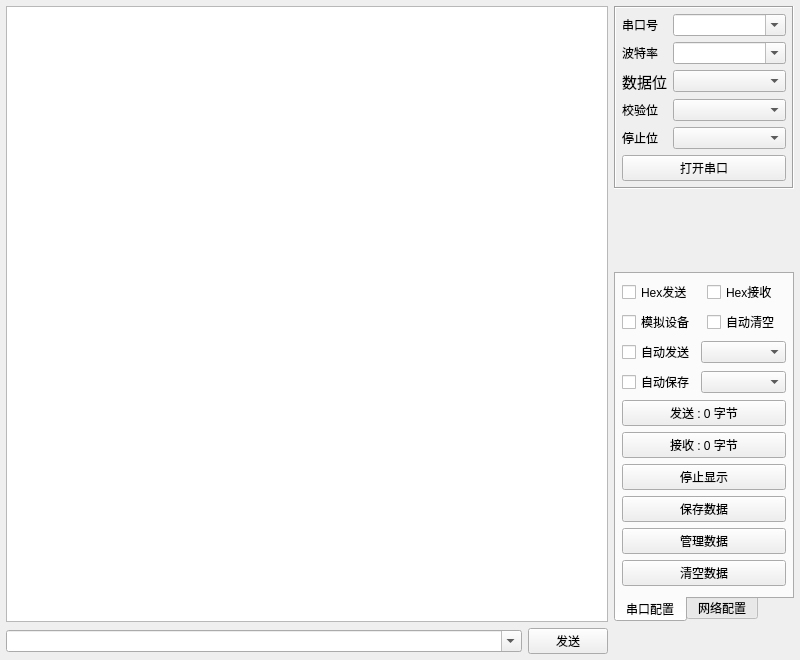
zhengyeli/debugTool_Window, file SerialPort/comtool/form/frmcomtool.ui: the form before one commit.
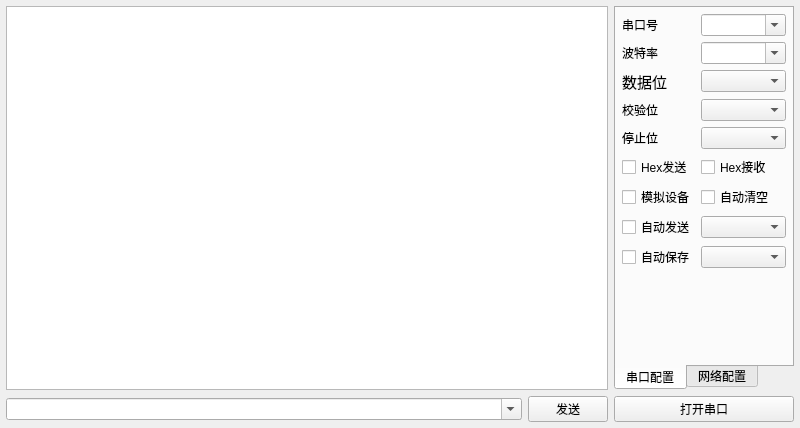
The form after the commit. The open tabs and pages were chosen to show the change.

Commit message: fix new feature not work on window

```diff
--- a/SerialPort/comtool/form/frmcomtool.ui
+++ b/SerialPort/comtool/form/frmcomtool.ui
@@ -7,7 +7,7 @@
     <x>0</x>
     <y>0</y>
     <width>800</width>
-    <height>660</height>
+    <height>428</height>
    </rect>
   </property>
   <layout class="QGridLayout" name="gridLayout_6">
@@ -23,7 +23,14 @@
    <property name="bottomMargin">
     <number>6</number>
    </property>
-   <item row="1" column="0">
+   <item row="4" column="2">
+    <widget class="QPushButton" name="btnOpen">
+     <property name="text">
+      <string>打开串口</string>
+     </property>
+    </widget>
+   </item>
+   <item row="4" column="1">
     <widget class="QWidget" name="widget" native="true">
      <layout class="QHBoxLayout" name="horizontalLayout">
       <property name="leftMargin">
@@ -76,7 +83,7 @@
      </layout>
     </widget>
    </item>
-   <item row="0" column="1">
+   <item row="0" column="2">
     <widget class="QWidget" name="widgetRight" native="true">
      <property name="minimumSize">
       <size>
@@ -103,182 +110,6 @@
       <property name="bottomMargin">
        <number>0</number>
       </property>
-      <item>
-       <widget class="QFrame" name="frameTop">
-        <property name="frameShape">
-         <enum>QFrame::Box</enum>
-        </property>
-        <property name="frameShadow">
-         <enum>QFrame::Sunken</enum>
-        </property>
-        <layout class="QGridLayout" name="gridLayout_3">
-         <property name="leftMargin">
-          <number>6</number>
-         </property>
-         <property name="topMargin">
-          <number>6</number>
-         </property>
-         <property name="rightMargin">
-          <number>6</number>
-         </property>
-         <property name="bottomMargin">
-          <number>6</number>
-         </property>
-         <item row="0" column="0">
-          <widget class="QLabel" name="labPortName">
-           <property name="sizePolicy">
-            <sizepolicy hsizetype="Fixed" vsizetype="Preferred">
-             <horstretch>0</horstretch>
-             <verstretch>0</verstretch>
-            </sizepolicy>
-           </property>
-           <property name="text">
-            <string>串口号</string>
-           </property>
-          </widget>
-         </item>
-         <item row="0" column="1">
-          <widget class="QComboBox" name="cboxPortName">
-           <property name="sizePolicy">
-            <sizepolicy hsizetype="Preferred" vsizetype="Fixed">
-             <horstretch>1</horstretch>
-             <verstretch>0</verstretch>
-            </sizepolicy>
-           </property>
-           <property name="editable">
-            <bool>true</bool>
-           </property>
-          </widget>
-         </item>
-         <item row="1" column="0">
-          <widget class="QLabel" name="labBaudRate">
-           <property name="sizePolicy">
-            <sizepolicy hsizetype="Fixed" vsizetype="Preferred">
-             <horstretch>0</horstretch>
-             <verstretch>0</verstretch>
-            </sizepolicy>
-           </property>
-           <property name="maximumSize">
-            <size>
-             <width>50</width>
-             <height>16777215</height>
-            </size>
-           </property>
-           <property name="text">
-            <string>波特率</string>
-           </property>
-          </widget>
-         </item>
-         <item row="1" column="1">
-          <widget class="QComboBox" name="cboxBaudRate">
-           <property name="sizePolicy">
-            <sizepolicy hsizetype="Preferred" vsizetype="Fixed">
-             <horstretch>1</horstretch>
-             <verstretch>0</verstretch>
-            </sizepolicy>
-           </property>
-           <property name="editable">
-            <bool>true</bool>
-           </property>
-          </widget>
-         </item>
-         <item row="2" column="0">
-          <widget class="QLabel" name="labDataBit">
-           <property name="sizePolicy">
-            <sizepolicy hsizetype="Fixed" vsizetype="Expanding">
-             <horstretch>0</horstretch>
-             <verstretch>0</verstretch>
-            </sizepolicy>
-           </property>
-           <property name="font">
-            <font>
-             <pointsize>11</pointsize>
-            </font>
-           </property>
-           <property name="text">
-            <string>数据位</string>
-           </property>
-          </widget>
-         </item>
-         <item row="2" column="1">
-          <widget class="QComboBox" name="cboxDataBit">
-           <property name="sizePolicy">
-            <sizepolicy hsizetype="Preferred" vsizetype="Fixed">
-             <horstretch>1</horstretch>
-             <verstretch>0</verstretch>
-            </sizepolicy>
-           </property>
-          </widget>
-         </item>
-         <item row="3" column="0">
-          <widget class="QLabel" name="labParity">
-           <property name="sizePolicy">
-            <sizepolicy hsizetype="Fixed" vsizetype="Preferred">
-             <horstretch>0</horstretch>
-             <verstretch>0</verstretch>
-            </sizepolicy>
-           </property>
-           <property name="text">
-            <string>校验位</string>
-           </property>
-          </widget>
-         </item>
-         <item row="3" column="1">
-          <widget class="QComboBox" name="cboxParity">
-           <property name="sizePolicy">
-            <sizepolicy hsizetype="Preferred" vsizetype="Fixed">
-             <horstretch>1</horstretch>
-             <verstretch>0</verstretch>
-            </sizepolicy>
-           </property>
-          </widget>
-         </item>
-         <item row="4" column="0">
-          <widget class="QLabel" name="labStopBit">
-           <property name="sizePolicy">
-            <sizepolicy hsizetype="Fixed" vsizetype="Preferred">
-             <horstretch>0</horstretch>
-             <verstretch>0</verstretch>
-            </sizepolicy>
-           </property>
-           <property name="text">
-            <string>停止位</string>
-           </property>
-          </widget>
-         </item>
-         <item row="4" column="1">
-          <widget class="QComboBox" name="cboxStopBit">
-           <property name="sizePolicy">
-            <sizepolicy hsizetype="Preferred" vsizetype="Fixed">
-             <horstretch>1</horstretch>
-             <verstretch>0</verstretch>
-            </sizepolicy>
-           </property>
-          </widget>
-         </item>
-         <item row="5" column="0" colspan="2">
-          <widget class="QPushButton" name="btnOpen">
-           <property name="text">
-            <string>打开串口</string>
-           </property>
-          </widget>
-         </item>
-        </layout>
-       </widget>
-      </item>
-      <item>
-       <spacer name="verticalSpacer_3">
-        <property name="orientation">
-         <enum>Qt::Vertical</enum>
-        </property>
-        <property name="sizeHint" stdset="0">
-         <size>
-          <width>20</width>
-          <height>40</height>
-         </size>
-        </property>
-       </spacer>
-      </item>
       <item>
        <widget class="QTabWidget" name="tabWidget">
         <property name="tabPosition">
@@ -304,35 +135,93 @@
           <property name="bottomMargin">
            <number>6</number>
           </property>
+          <item row="7" column="1">
+           <widget class="QCheckBox" name="ckHexReceive">
+            <property name="text">
+             <string>Hex接收</string>
+            </property>
+           </widget>
+          </item>
+          <item row="4" column="1">
+           <widget class="QComboBox" name="cboxStopBit">
+            <property name="sizePolicy">
+             <sizepolicy hsizetype="Preferred" vsizetype="Fixed">
+              <horstretch>1</horstretch>
+              <verstretch>0</verstretch>
+             </sizepolicy>
+            </property>
+           </widget>
+          </item>
+          <item row="7" column="0">
+           <widget class="QCheckBox" name="ckHexSend">
+            <property name="text">
+             <string>Hex发送</string>
+            </property>
+           </widget>
+          </item>
+          <item row="0" column="0">
+           <widget class="QLabel" name="labPortName">
+            <property name="sizePolicy">
+             <sizepolicy hsizetype="Fixed" vsizetype="Preferred">
+              <horstretch>0</horstretch>
+              <verstretch>0</verstretch>
+             </sizepolicy>
+            </property>
+            <property name="text">
+             <string>串口号</string>
+            </property>
+           </widget>
+          </item>
+          <item row="3" column="0">
+           <widget class="QLabel" name="labParity">
+            <property name="sizePolicy">
+             <sizepolicy hsizetype="Fixed" vsizetype="Preferred">
+              <horstretch>0</horstretch>
+              <verstretch>0</verstretch>
+             </sizepolicy>
+            </property>
+            <property name="text">
+             <string>校验位</string>
+            </property>
+           </widget>
+          </item>
           <item row="1" column="0">
+           <widget class="QLabel" name="labBaudRate">
+            <property name="sizePolicy">
+             <sizepolicy hsizetype="Fixed" vsizetype="Preferred">
+              <horstretch>0</horstretch>
+              <verstretch>0</verstretch>
+             </sizepolicy>
+            </property>
+            <property name="maximumSize">
+             <size>
+              <width>50</width>
+              <height>16777215</height>
+             </size>
+            </property>
+            <property name="text">
+             <string>波特率</string>
+            </property>
+           </widget>
+          </item>
+          <item row="8" column="0">
            <widget class="QCheckBox" name="ckDebug">
             <property name="text">
              <string>模拟设备</string>
             </property>
            </widget>
           </item>
-          <item row="4" column="0" colspan="2">
-           <widget class="QPushButton" name="btnReceiveCount">
-            <property name="text">
-             <string>接收 : 0 字节</string>
+          <item row="3" column="1">
+           <widget class="QComboBox" name="cboxParity">
+            <property name="sizePolicy">
+             <sizepolicy hsizetype="Preferred" vsizetype="Fixed">
+              <horstretch>1</horstretch>
+              <verstretch>0</verstretch>
+             </sizepolicy>
             </property>
            </widget>
           </item>
-          <item row="5" column="0" colspan="2">
-           <widget class="QPushButton" name="btnStopShow">
-            <property name="text">
-             <string>停止显示</string>
-            </property>
-           </widget>
-          </item>
-          <item row="6" column="0" colspan="2">
-           <widget class="QPushButton" name="btnSave">
-            <property name="text">
-             <string>保存数据</string>
-            </property>
-           </widget>
-          </item>
-          <item row="2" column="0" colspan="2">
+          <item row="9" column="0" colspan="2">
            <layout class="QGridLayout" name="gridLayout">
             <item row="0" column="0">
              <widget class="QCheckBox" name="ckAutoSend">
@@ -370,35 +259,81 @@
             </item>
            </layout>
           </item>
-          <item row="8" column="0" colspan="2">
-           <widget class="QPushButton" name="btnClear">
-            <property name="text">
-             <string>清空数据</string>
-            </property>
-           </widget>
-          </item>
-          <item row="0" column="1">
-           <widget class="QCheckBox" name="ckHexReceive">
-            <property name="text">
-             <string>Hex接收</string>
-            </property>
-           </widget>
-          </item>
-          <item row="1" column="1">
+          <item row="8" column="1">
            <widget class="QCheckBox" name="ckAutoClear">
             <property name="text">
              <string>自动清空</string>
             </property>
            </widget>
           </item>
-          <item row="0" column="0">
-           <widget class="QCheckBox" name="ckHexSend">
+          <item row="0" column="1">
+           <widget class="QComboBox" name="cboxPortName">
+            <property name="sizePolicy">
+             <sizepolicy hsizetype="Preferred" vsizetype="Fixed">
+              <horstretch>1</horstretch>
+              <verstretch>0</verstretch>
+             </sizepolicy>
+            </property>
+            <property name="editable">
+             <bool>true</bool>
+            </property>
+           </widget>
+          </item>
+          <item row="4" column="0">
+           <widget class="QLabel" name="labStopBit">
+            <property name="sizePolicy">
+             <sizepolicy hsizetype="Fixed" vsizetype="Preferred">
+              <horstretch>0</horstretch>
+              <verstretch>0</verstretch>
+             </sizepolicy>
+            </property>
             <property name="text">
-             <string>Hex发送</string>
+             <string>停止位</string>
             </property>
            </widget>
           </item>
-          <item row="9" column="0" colspan="2">
+          <item row="2" column="0">
+           <widget class="QLabel" name="labDataBit">
+            <property name="sizePolicy">
+             <sizepolicy hsizetype="Fixed" vsizetype="Fixed">
+              <horstretch>0</horstretch>
+              <verstretch>0</verstretch>
+             </sizepolicy>
+            </property>
+            <property name="font">
+             <font>
+              <pointsize>11</pointsize>
+             </font>
+            </property>
+            <property name="text">
+             <string>数据位</string>
+            </property>
+           </widget>
+          </item>
+          <item row="1" column="1">
+           <widget class="QComboBox" name="cboxBaudRate">
+            <property name="sizePolicy">
+             <sizepolicy hsizetype="Preferred" vsizetype="Fixed">
+              <horstretch>1</horstretch>
+              <verstretch>0</verstretch>
+             </sizepolicy>
+            </property>
+            <property name="editable">
+             <bool>true</bool>
+            </property>
+           </widget>
+          </item>
+          <item row="2" column="1">
+           <widget class="QComboBox" name="cboxDataBit">
+            <property name="sizePolicy">
+             <sizepolicy hsizetype="Preferred" vsizetype="Fixed">
+              <horstretch>1</horstretch>
+              <verstretch>0</verstretch>
+             </sizepolicy>
+            </property>
+           </widget>
+          </item>
+          <item row="11" column="0">
            <spacer name="verticalSpacer">
             <property name="orientation">
              <enum>Qt::Vertical</enum>
@@ -411,20 +346,6 @@
             </property>
            </spacer>
           </item>
-          <item row="3" column="0" colspan="2">
-           <widget class="QPushButton" name="btnSendCount">
-            <property name="text">
-             <string>发送 : 0 字节</string>
-            </property>
-           </widget>
-          </item>
-          <item row="7" column="0" colspan="2">
-           <widget class="QPushButton" name="btnData">
-            <property name="text">
-             <string>管理数据</string>
-            </property>
-           </widget>
-          </item>
          </layout>
         </widget>
         <widget class="QWidget" name="tab_2">
@@ -534,12 +455,55 @@
             </item>
            </layout>
           </item>
-          <item row="2" column="0" colspan="2">
-           <widget class="QPushButton" name="btnStart">
-            <property name="text">
-             <string>启动</string>
-            </property>
-           </widget>
+          <item row="0" column="0" colspan="2">
+           <layout class="QVBoxLayout" name="verticalLayout_2">
+            <item>
+             <widget class="QPushButton" name="btnReceiveCount">
+              <property name="text">
+               <string>接收 : 0 字节</string>
+              </property>
+             </widget>
+            </item>
+            <item>
+             <widget class="QPushButton" name="btnSendCount">
+              <property name="text">
+               <string>发送 : 0 字节</string>
+              </property>
+             </widget>
+            </item>
+            <item>
+             <layout class="QGridLayout" name="gridLayout_7">
+              <item row="2" column="1">
+               <widget class="QPushButton" name="btnClear">
+                <property name="text">
+                 <string>清空数据</string>
+                </property>
+               </widget>
+              </item>
+              <item row="2" column="0">
+               <widget class="QPushButton" name="btnData">
+                <property name="text">
+                 <string>管理数据</string>
+                </property>
+               </widget>
+              </item>
+              <item row="0" column="1">
+               <widget class="QPushButton" name="btnSave">
+                <property name="text">
+                 <string>保存数据</string>
+                </property>
+               </widget>
+              </item>
+              <item row="0" column="0">
+               <widget class="QPushButton" name="btnStopShow">
+                <property name="text">
+                 <string>停止显示</string>
+                </property>
+               </widget>
+              </item>
+             </layout>
+            </item>
+           </layout>
           </item>
           <item row="3" column="1">
            <spacer name="verticalSpacer_2">
@@ -561,14 +525,13 @@
      </layout>
     </widget>
    </item>
-   <item row="0" column="0">
+   <item row="0" column="1">
     <widget class="QTextEdit" name="txtMain">
      <property name="enabled">
       <bool>true</bool>
      </property>
      <property name="font">
       <font>
-       <family>Ubuntu</family>
        <pointsize>15</pointsize>
       </font>
      </property>
```
Left out of the diff: 73 changed lines with no effect on the pictures. The commit also changes 7 other files.
